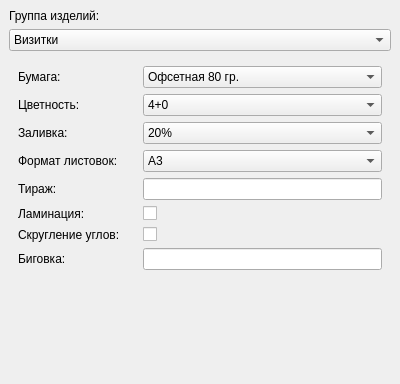
This is gui.ui in rnstlange/calculator as Qt 5 draws it before an edit; both pictures show x 0 to 400 and y 0 to 384 of the 400 by 600 pixel window. The edited form follows.
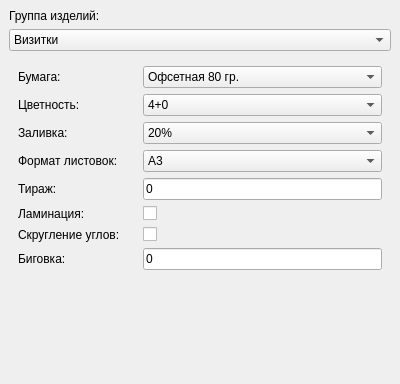
This is the edited form.

Commit message: Add another one

What changed in the file:
```diff
--- a/gui.ui
+++ b/gui.ui
@@ -447,7 +447,11 @@
          </widget>
         </item>
         <item row="4" column="1">
-         <widget class="QLineEdit" name="listovka_col"/>
+         <widget class="QLineEdit" name="listovka_col">
+          <property name="text">
+           <string>0</string>
+          </property>
+         </widget>
         </item>
         <item row="5" column="0">
          <widget class="QLabel" name="listovka_lamination_label">
@@ -485,7 +489,11 @@
          </widget>
         </item>
         <item row="7" column="1">
-         <widget class="QLineEdit" name="listovka_bigovka"/>
+         <widget class="QLineEdit" name="listovka_big">
+          <property name="text">
+           <string>0</string>
+          </property>
+         </widget>
         </item>
         <item row="8" column="1">
          <spacer name="verticalSpacer">
```
Left out of the diff: 8 changed lines with no effect on the pictures. The commit also changes 2 other files.
